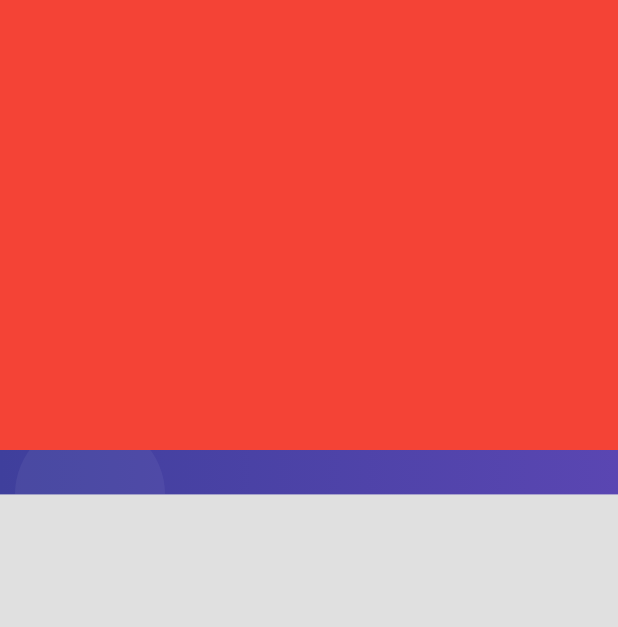
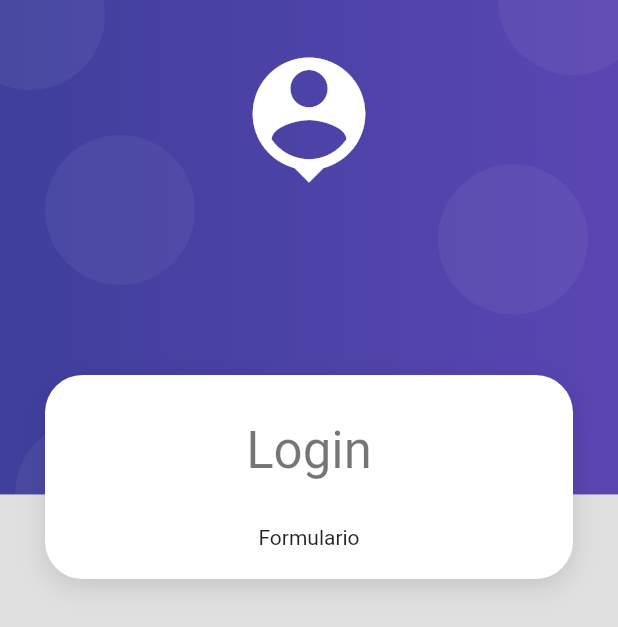
Before and after one commit to ProjectsFlutter/AppProducts, a Flutter app: the screen it shows after launch, on a phone screen of 412 x 824 dp. Shown: the top 627 px of the screen. Run offline on Flutter 3.47's test engine with Material 2 defaults, Android fonts, the phone set to English and light mode, and no system bars.

Commit message:
White container

```diff
--- a/lib/screens/login-screen.dart
+++ b/lib/screens/login-screen.dart
@@ -7,11 +7,23 @@ class LoginScreen extends StatelessWidget {
   Widget build(BuildContext context) {
     return Scaffold(
       body: AuthWidget(
-        child: Container(
-          width: double.infinity,
-          height: 300,
-          color: Colors.red,
-        ),
+        child: SingleChildScrollView(
+          child: Column(
+            children: [
+              SizedBox(height: 250.0),
+              CardContainer(
+                child: Column(
+                  children: [
+                    SizedBox( height: 10.0),
+                    Text('Login', style: Theme.of(context).textTheme.headline4),
+                    SizedBox(height: 30.0),
+                    Text('Formulario')
+                  ],
+                ),
+              )
+          ],
+         ),
+        )
       )
     );
   }
--- /dev/null
+++ b/lib/widgets/card-widget.dart
@@ -0,0 +1,34 @@
+import 'package:flutter/material.dart';
+
+class CardContainer extends StatelessWidget {
+  final Widget child;
+
+  const CardContainer({Key key, @required this.child}) : super(key: key);
+
+  @override
+  Widget build(BuildContext context) {
+    return Padding(
+      padding: EdgeInsets.symmetric( horizontal: 30.0),
+      child: Container(
+        width: double.infinity,
+        padding: EdgeInsets.all(20.0),
+        decoration: _CardShape(),
+        child: this.child,
+      ),
+    );
+  }
+
+  BoxDecoration _CardShape(){
+    return BoxDecoration(
+      color: Colors.white,
+      borderRadius: BorderRadius.circular(25.0),
+      boxShadow: [
+        BoxShadow(
+          color: Colors.black12,
+          blurRadius: 15.0,
+          offset: Offset(0,5)
+        )
+      ]
+    );
+  }
+}
--- a/lib/widgets/widgets.dart
+++ b/lib/widgets/widgets.dart
@@ -1 +1,2 @@
 export 'package:app_form_validation/widgets/auth-widget.dart';
+export 'package:app_form_validation/widgets/card-widget.dart';
```
